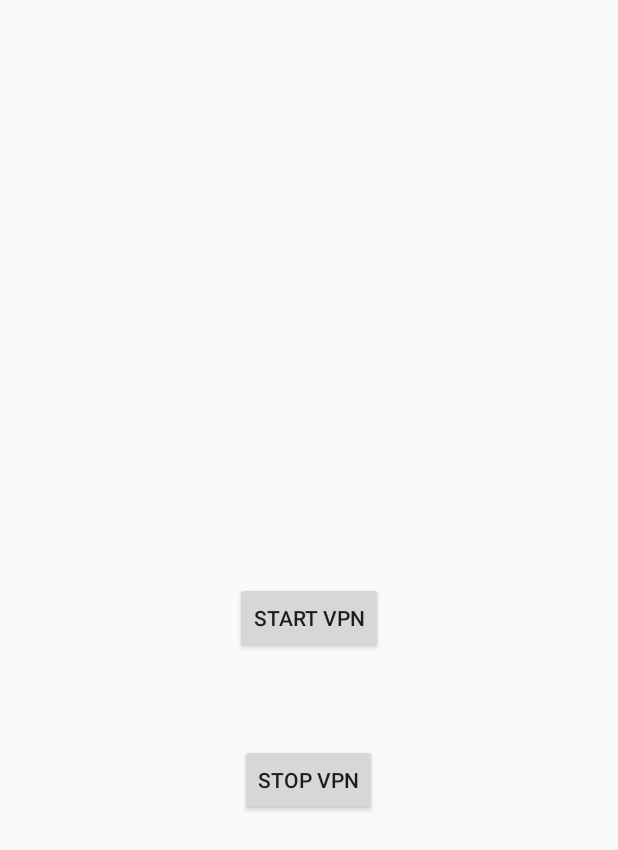
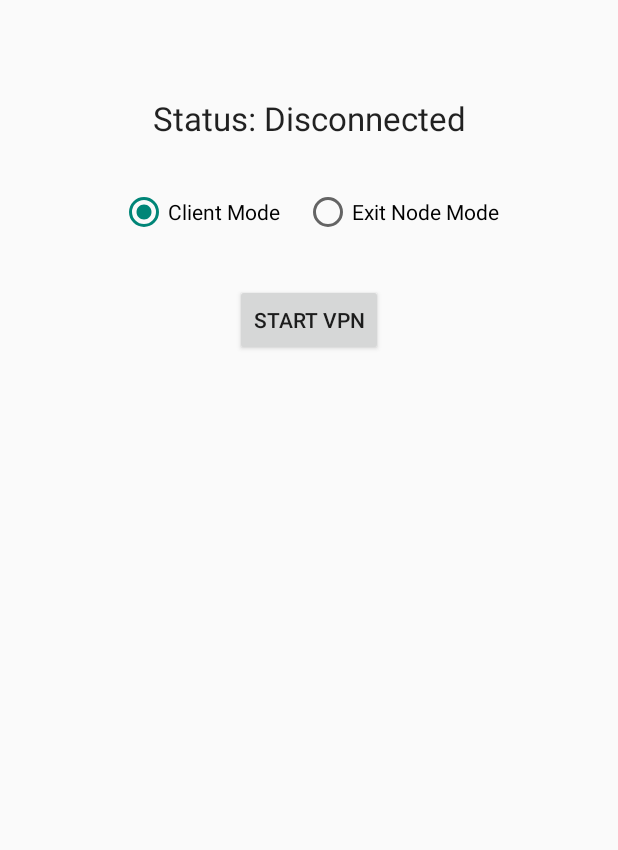
Before and after one commit to sathiyaseelank-dot/gvisor-android-exit, an Android app: the screen it shows after launch (MainActivity), on a phone screen of 412 x 824 dp. Shown: the top 850 px of the screen. Run offline under Robolectric (Android 15) with nearby library versions, the phone set to English and light mode, and no system bars; 4 statements that could not run were skipped.

Commit message:
second commit

```diff
--- a/app/src/main/res/layout/activity_main.xml
+++ b/app/src/main/res/layout/activity_main.xml
@@ -6,25 +6,50 @@
     android:layout_height="match_parent"
     tools:context=".MainActivity">
 
-    <Button
-        android:id="@+id/startButton"
+    <TextView
+        android:id="@+id/status_text"
         android:layout_width="wrap_content"
         android:layout_height="wrap_content"
-        android:text="@string/start_vpn"
-        app:layout_constraintBottom_toBottomOf="parent"
+        android:layout_marginTop="64dp"
+        android:text="Status: Disconnected"
+        android:textAppearance="@style/TextAppearance.AppCompat.Large"
         app:layout_constraintEnd_toEndOf="parent"
         app:layout_constraintStart_toStartOf="parent"
         app:layout_constraintTop_toTopOf="parent" />
 
-    <Button
-        android:id="@+id/stopButton"
+    <RadioGroup
+        android:id="@+id/mode_radio_group"
         android:layout_width="wrap_content"
         android:layout_height="wrap_content"
-        android:layout_marginStart="160dp"
-        android:text="@string/stop_vpn"
-        app:layout_constraintBottom_toBottomOf="parent"
+        android:layout_marginTop="32dp"
+        android:orientation="horizontal"
+        app:layout_constraintEnd_toEndOf="parent"
         app:layout_constraintStart_toStartOf="parent"
-        app:layout_constraintTop_toTopOf="parent"
-        app:layout_constraintVertical_bias="0.639" />
+        app:layout_constraintTop_toBottomOf="@+id/status_text">
+
+        <RadioButton
+            android:id="@+id/client_mode_radio"
+            android:layout_width="wrap_content"
+            android:layout_height="wrap_content"
+            android:checked="true"
+            android:text="Client Mode" />
+
+        <RadioButton
+            android:id="@+id/exit_node_mode_radio"
+            android:layout_width="wrap_content"
+            android:layout_height="wrap_content"
+            android:layout_marginStart="16dp"
+            android:text="Exit Node Mode" />
+    </RadioGroup>
+
+    <Button
+        android:id="@+id/start_stop_button"
+        android:layout_width="wrap_content"
+        android:layout_height="wrap_content"
+        android:layout_marginTop="32dp"
+        android:text="Start VPN"
+        app:layout_constraintEnd_toEndOf="parent"
+        app:layout_constraintStart_toStartOf="parent"
+        app:layout_constraintTop_toBottomOf="@+id/mode_radio_group" />
 
 </androidx.constraintlayout.widget.ConstraintLayout>
--- a/app/src/main/res/values/strings.xml
+++ b/app/src/main/res/values/strings.xml
@@ -1,5 +1,5 @@
 <resources>
-    <string name="app_name">vpnapp</string>
-    <string name="start_vpn">Start VPN</string>
-    <string name="stop_vpn">STOP VPN</string>
+    <string name="app_name">Firestack gVisor VPN</string>
+    <string name="start_vpn">Start gVisor VPN</string>
+    <string name="stop_vpn">Stop VPN</string>
 </resources>
```
Also changed, not shown: app/src/main/java/com/example/vpnapp/MainActivity.kt (+57 -12 lines), app/src/main/java/com/example/vpnapp/MyVpnBridge.kt (+137 -28 lines), app/src/main/java/com/example/vpnapp/MyVpnService.kt (+71 -15 lines).
